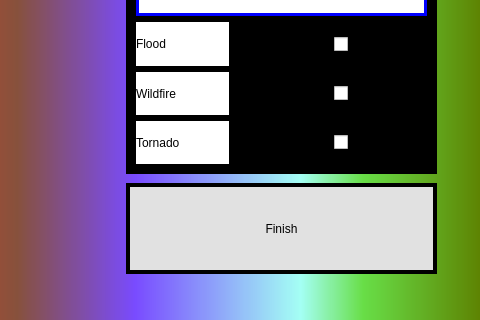
popInNotOut/nightmare-survival-simulator, file code/gamewindow.ui: the form before one commit; both pictures show x 564 to 1044 and y 357 to 677 of the 1044 by 677 pixel window.
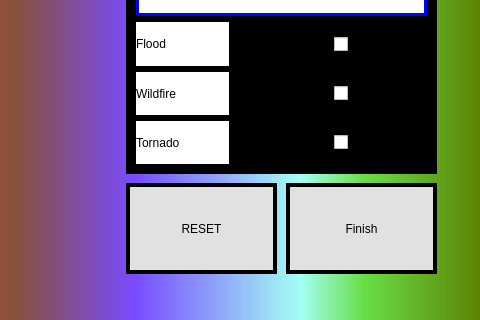
The form after the commit. Icons and pictures are not drawn.

```diff
--- a/code/gamewindow.ui
+++ b/code/gamewindow.ui
@@ -50,9 +50,9 @@
     <widget class="QPushButton" name="finishButton">
      <property name="geometry">
       <rect>
-       <x>670</x>
+       <x>830</x>
        <y>520</y>
-       <width>311</width>
+       <width>151</width>
        <height>91</height>
       </rect>
      </property>
@@ -480,6 +480,37 @@
       </item>
      </layout>
     </widget>
+    <widget class="QPushButton" name="resetButton">
+     <property name="geometry">
+      <rect>
+       <x>670</x>
+       <y>520</y>
+       <width>151</width>
+       <height>91</height>
+      </rect>
+     </property>
+     <property name="styleSheet">
+      <string notr="true">QWidget#resetButton{
+	border-width: 4px;
+	border-style: solid;
+	border-color: black;
+	background-color: rgb(225, 225, 225);
+	font: 25pt &quot;Algerian&quot;;
+}
+
+QWidget#resetButton::pressed{
+	border-width: 4px;
+	border-style: solid;
+	border-color: black;
+	background-color: rgb(182, 182, 182);
+	font: 25pt &quot;Algerian&quot;;
+}
+</string>
+     </property>
+     <property name="text">
+      <string>RESET</string>
+     </property>
+    </widget>
    </widget>
    <widget class="QWidget" name="simulationPage">
     <property name="styleSheet">
```
Left out of the diff: 4 changed lines with no effect on the pictures.
